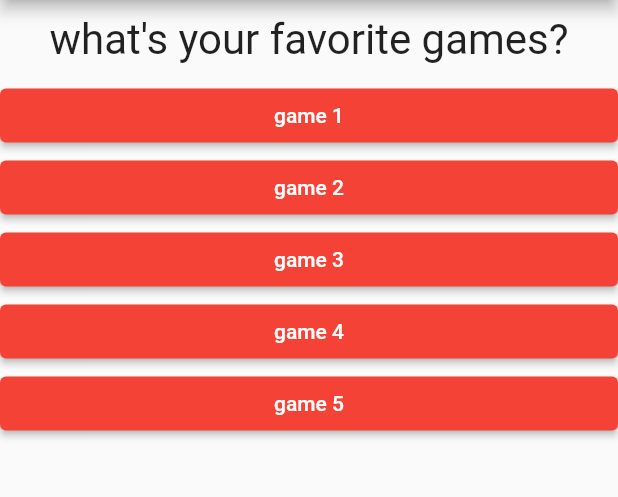
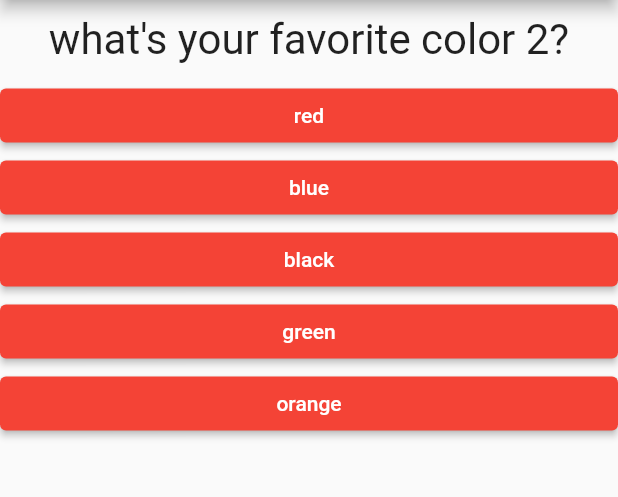
Before and after one commit to boilinux/flutter-my-first-app, a Flutter app: the screen it shows after launch, after a tap on "red", on a phone screen of 412 x 824 dp, the part 84-581 px from its top. Run offline on Flutter 3.47's test engine with Material 2 defaults, Android fonts, the light colour scheme and no system bars.

Commit message:
add total score.

```diff
--- a/lib/main.dart
+++ b/lib/main.dart
@@ -19,29 +19,52 @@ class _MyAppState extends State<MyApp> {
   final List _questions = [
     {
       'questionText': 'what\'s your favorite color?',
-      'answers': ['black', 'green', 'red', 'orange']
+      'answers': [
+        {'text': 'red', 'score': 3},
+        {'text': 'blue', 'score': 7},
+        {'text': 'black', 'score': 0},
+        {'text': 'green', 'score': 13},
+        {'text': 'orange', 'score': 23},
+      ]
     },
     {
-      'questionText': 'what\'s your favorite games?',
-      'answers': ['game 1', 'game 2', 'game 3', 'game 4', 'game 5']
+      'questionText': 'what\'s your favorite color 2?',
+      'answers': [
+        {'text': 'red', 'score': 3},
+        {'text': 'blue', 'score': 7},
+        {'text': 'black', 'score': 0},
+        {'text': 'green', 'score': 13},
+        {'text': 'orange', 'score': 23},
+      ]
     },
     {
-      'questionText': 'what\'s your favorite movie?',
-      'answers': ['movie 1', 'movie 2', 'movie 3', 'movie 5']
+      'questionText': 'what\'s your favorite color 3?',
+      'answers': [
+        {'text': 'red', 'score': 3},
+        {'text': 'blue', 'score': 7},
+        {'text': 'black', 'score': 0},
+        {'text': 'green', 'score': 13},
+        {'text': 'orange', 'score': 23},
+      ]
     },
     {
-      'questionText': 'what\'s your favorite movie2?',
-      'answers': ['movie 1', 'movie 2', 'movie 3', 'movie 5']
+      'questionText': 'what\'s your favorite color 4?',
+      'answers': [
+        {'text': 'red', 'score': 3},
+        {'text': 'blue', 'score': 7},
+        {'text': 'black', 'score': 0},
+        {'text': 'green', 'score': 13},
+        {'text': 'orange', 'score': 23},
+      ]
     },
-    {
-      'questionText': 'what\'s your favorite movie3?',
-      'answers': ['movie 1', 'movie 2', 'movie 3', 'movie 5']
-    }
   ];
 
-  void _questionIndexFunc() {
+  var _totalScore = 0;
+
+  void _questionIndexFunc(int score) {
     setState(() {
       _questionIndex += 1;
+      _totalScore += score;
     });
     // print(_questionIndex);
   }
@@ -59,7 +82,7 @@ class _MyAppState extends State<MyApp> {
                 questionIndex: _questionIndex,
                 questions: _questions,
               )
-            : Result(),
+            : Result(_totalScore),
       ),
     );
   }
--- a/lib/quiz.dart
+++ b/lib/quiz.dart
@@ -4,7 +4,7 @@ import './answer.dart';
 
 class Quiz extends StatelessWidget {
   final List questions;
-  final VoidCallback answerQuestion;
+  final Function answerQuestion;
   final int questionIndex;
 
   Quiz(
@@ -18,10 +18,10 @@ class Quiz extends StatelessWidget {
         Question(
           questions[questionIndex]['questionText'],
         ),
-        ...(questions[questionIndex]['answers'] as List<String>).map((
+        ...(questions[questionIndex]['answers'] as List).map((
           answer,
         ) {
-          return Answer(answerQuestion, answer);
+          return Answer(() => answerQuestion(answer['score']), answer['text']);
         }).toList(),
       ],
     );
--- a/lib/result.dart
+++ b/lib/result.dart
@@ -1,10 +1,12 @@
 import 'package:flutter/material.dart';
 
 class Result extends StatelessWidget {
+  final int totalScore;
+  Result(this.totalScore);
   @override
   Widget build(BuildContext context) {
     return Center(
-      child: Text('You did it!'),
+      child: Text('Total score is ' + totalScore.toString()),
     );
   }
 }
```
